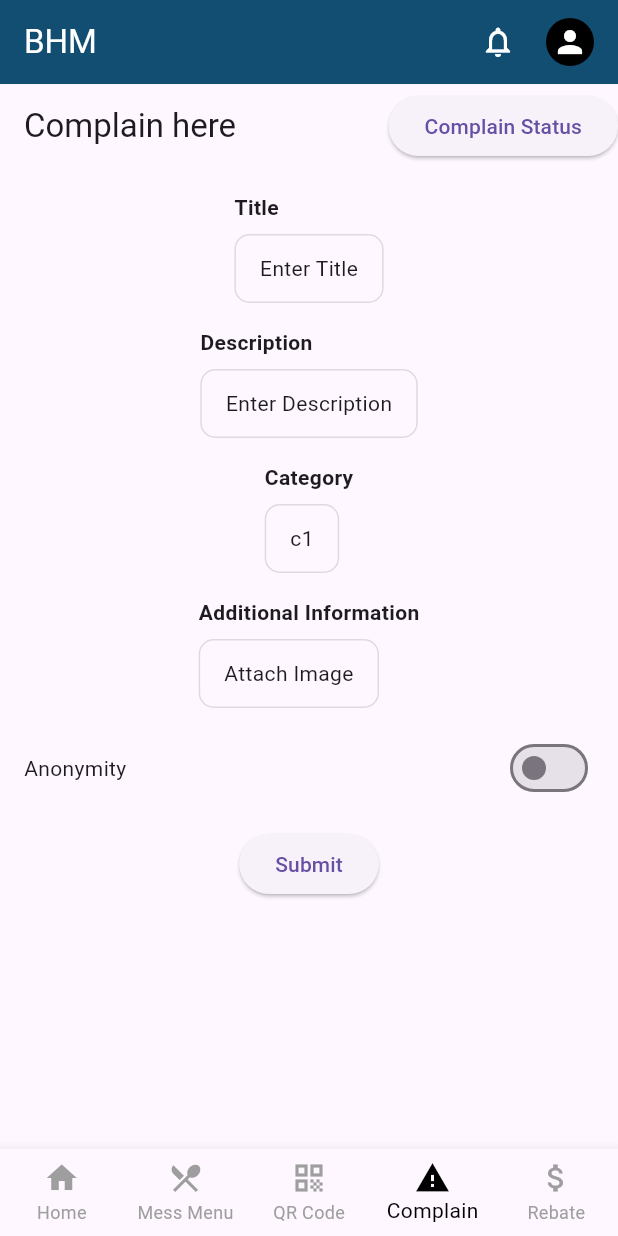
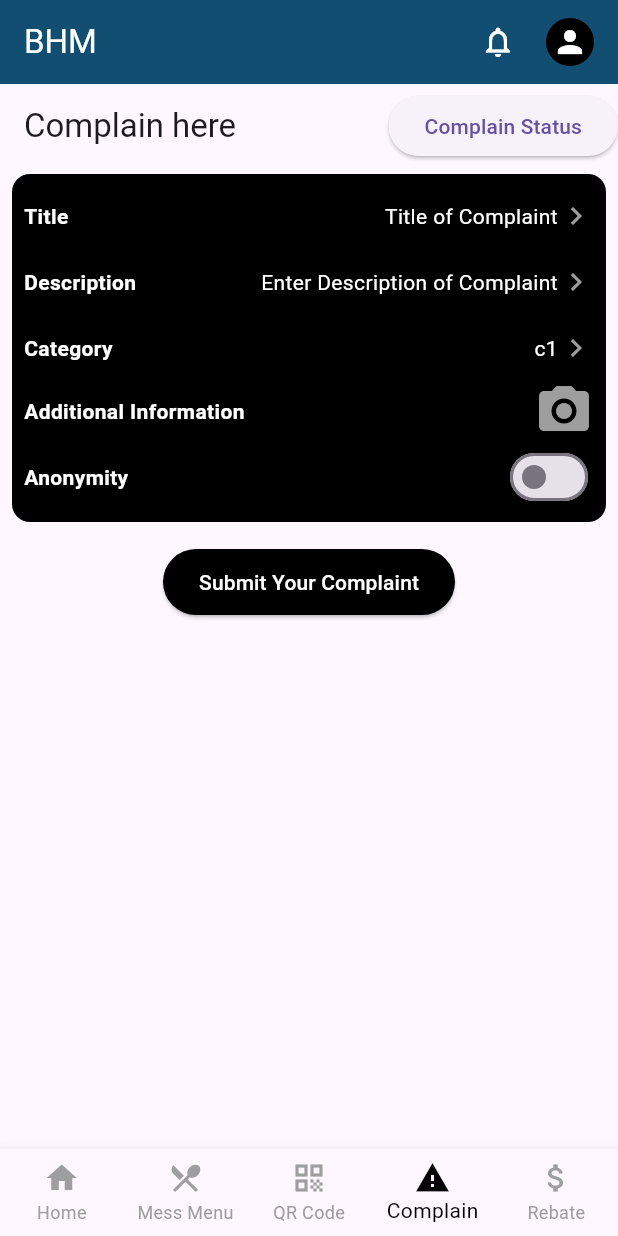
Before and after one commit to RanjanKumar93/The-BHM-App-Bloc, a Flutter app: the ComplainScreen screen opened by its route, on a phone screen of 412 x 824 dp. Run offline on Flutter 3.47's test engine with Material 3 defaults, Android fonts, the light colour scheme and no system bars; our stand-ins replace equatable, flutter_bloc, go_router, image_picker, shared_preferences, sqflite; accounts and stored records are empty; network calls fail.

Commit message:
add more screens

```diff
--- /dev/null
+++ b/lib/models/complain_status.dart
@@ -0,0 +1,28 @@
+// lib/models/ComplainStatusModel.dart
+// import 'dart:convert';
+
+class ComplainStatusModel {
+  final String id;
+  final String title;
+  final String status;
+
+  ComplainStatusModel({
+    required this.id,
+    required this.title,
+    required this.status,
+  });
+
+  factory ComplainStatusModel.fromJson(Map<String, dynamic> json) {
+    return ComplainStatusModel(
+      id: json['id'] as String,
+      title: json['title'] as String,
+      status: json['status'] as String,
+    );
+  }
+
+  Map<String, dynamic> toJson() => {
+        'id': id,
+        'title': title,
+        'status': status,
+      };
+}
--- a/lib/routes/router.dart
+++ b/lib/routes/router.dart
@@ -3,6 +3,7 @@ import 'package:go_router/go_router.dart';
 import 'package:the_bhm_app_bloc/components/drawer_wrapper.dart';
 import 'package:the_bhm_app_bloc/models/router_state.dart';
 import 'package:the_bhm_app_bloc/screens/complain.dart';
+import 'package:the_bhm_app_bloc/screens/complain_status.dart';
 import 'package:the_bhm_app_bloc/screens/home/home.dart';
 import 'package:the_bhm_app_bloc/screens/home/payment.dart';
 import 'package:the_bhm_app_bloc/screens/home/prev_payment.dart';
@@ -60,9 +61,14 @@ GoRouter router = GoRouter(
           builder: (context, state) => const QRScreen(),
         ),
         GoRoute(
-          path: "/complain",
-          builder: (context, state) => const ComplainScreen(),
-        ),
+            path: "/complain",
+            builder: (context, state) => const ComplainScreen(),
+            routes: [
+              GoRoute(
+                path: "status",
+                builder: (context, state) => const ComplainStatusScreen(),
+              )
+            ]),
         GoRoute(
           path: "/rebate",
           builder: (context, state) => const RebateScreen(),
--- a/lib/screens/complain.dart
+++ b/lib/screens/complain.dart
@@ -2,6 +2,7 @@ import 'dart:io';
 
 import 'package:flutter/material.dart';
 import 'package:flutter_bloc/flutter_bloc.dart';
+import 'package:go_router/go_router.dart';
 import 'package:image_picker/image_picker.dart';
 import 'package:the_bhm_app_bloc/state/complaint/complaint_bloc.dart';
 
@@ -23,17 +24,14 @@ class ComplainScreen extends StatelessWidget {
         actions: [
           ElevatedButton(
             onPressed: () {
-              // Navigator.push(
-              //   context,
-              //   MaterialPageRoute(builder: (context) => const ComplainStatusScreen()),
-              // );
+              GoRouter.of(context).go("/complain/status");
             },
             child: const Text('Complain Status'),
           ),
         ],
       ),
       body: Padding(
-        padding: const EdgeInsets.all(16.0),
+        padding: const EdgeInsets.symmetric(vertical: 4.0, horizontal: 8),
         child: BlocListener<ComplaintBloc, ComplaintState>(
           listener: (context, state) {
             if (state.submissionStatus == SubmissionStatus.success) {
@@ -44,7 +42,11 @@ class ComplainScreen extends StatelessWidget {
             } else if (state.submissionStatus == SubmissionStatus.error) {
               ScaffoldMessenger.of(context).showSnackBar(
                 SnackBar(
-                    content: Text(state.errorMessage ?? 'Submission failed')),
+                    backgroundColor: Colors.white,
+                    content: Text(
+                      state.errorMessage ?? 'Submission failed',
+                      style: const TextStyle(color: Colors.red),
+                    )),
               );
             }
           },
@@ -54,47 +56,79 @@ class ComplainScreen extends StatelessWidget {
 
               return Column(
                 children: [
+                  Container(
+                    decoration: BoxDecoration(
+                      borderRadius: BorderRadius.circular(12),
+                      color: Colors.black,
+                    ),
+                    padding:
+                        const EdgeInsets.symmetric(horizontal: 8, vertical: 6),
+                    child: Column(
+                      children: [
                         GestureDetector(
-                    onTap: () => _showTitleInputDialog(context, complaintBloc),
-                    child: _buildField('Title',
-                        state.title.isEmpty ? 'Enter Title' : state.title),
+                          onTap: () =>
+                              _showTitleInputDialog(context, complaintBloc),
+                          child: _buildField(
+                              'Title',
+                              state.title.isEmpty
+                                  ? 'Title of Complaint'
+                                  : state.title,
+                              false),
                         ),
                         GestureDetector(
-                    onTap: () =>
-                        _showDescriptionInputDialog(context, complaintBloc),
+                          onTap: () => _showDescriptionInputDialog(
+                              context, complaintBloc),
                           child: _buildField(
                               'Description',
                               state.description.isEmpty
-                            ? 'Enter Description'
-                            : state.description),
+                                  ? 'Enter Description of Complaint'
+                                  : state.description,
+                              false),
                         ),
                         GestureDetector(
-                    onTap: () =>
-                        _showCategorySelectionDialog(context, complaintBloc),
-                    child: _buildField(
-                        'Category', categories[state.category]!.title),
+                          onTap: () => _showCategorySelectionDialog(
+                              context, complaintBloc),
+                          child: _buildField('Category',
+                              categories[state.category]!.title, false),
                         ),
                         GestureDetector(
                           onTap: () => _pickImage(context, complaintBloc),
-                    child:
-                        _buildField('Additional Information', 'Attach Image'),
+                          child: _buildField(
+                              'Additional Information', 'Attach Image', true),
                         ),
                         Row(
                           mainAxisAlignment: MainAxisAlignment.spaceBetween,
                           children: [
-                      const Text('Anonymity'),
+                            const Text(
+                              'Anonymity',
+                              style: TextStyle(
+                                  color: Colors.white,
+                                  fontWeight: FontWeight.bold),
+                            ),
                             Switch(
                               value: state.isAnonymous,
-                        onChanged: (value) =>
-                            complaintBloc.add(UpdateAnonymity(value)),
+                              onChanged: (value) => complaintBloc
+                                  .add(ComplaintEventUpdateAnonymity(value)),
                             ),
                           ],
                         ),
+                      ],
+                    ),
+                  ),
                   const SizedBox(height: 16),
-                  ElevatedButton(
-                    onPressed: () => complaintBloc.add(SubmitComplaint()),
-                    child: const Text('Submit'),
+                  state.submissionStatus != SubmissionStatus.loading
+                      ? ElevatedButton(
+                          style: ElevatedButton.styleFrom(
+                            backgroundColor: Colors.black,
+                            foregroundColor: Colors.white,
+                            padding: const EdgeInsets.symmetric(
+                                horizontal: 24, vertical: 12),
                           ),
+                          onPressed: () => complaintBloc
+                              .add(ComplaintEventSubmitComplaint()),
+                          child: const Text('Submit Your Complaint'),
+                        )
+                      : const Center(child: CircularProgressIndicator()),
                 ],
               );
             },
@@ -104,31 +138,49 @@ class ComplainScreen extends StatelessWidget {
     );
   }
 
-  Widget _buildField(String title, String value) {
-    return Column(
-      crossAxisAlignment: CrossAxisAlignment.start,
+  Widget _buildField(String title, String value, bool isAttachImage) {
+    return Row(
+      mainAxisAlignment: MainAxisAlignment.spaceBetween,
       children: [
         Text(
           title,
-          style: const TextStyle(fontWeight: FontWeight.bold),
+          style:
+              const TextStyle(fontWeight: FontWeight.bold, color: Colors.white),
         ),
-        const SizedBox(height: 8),
+        isAttachImage
+            ? const Icon(
+                Icons.camera_alt,
+                color: Colors.grey,
+                size: 40.0,
+              )
+            : Row(
+                children: [
                   Container(
-          padding: const EdgeInsets.symmetric(horizontal: 16, vertical: 12),
-          decoration: BoxDecoration(
-            borderRadius: BorderRadius.circular(10),
-            border: Border.all(color: Colors.black12),
+                    width: 200,
+                    padding:
+                        const EdgeInsets.symmetric(horizontal: 0, vertical: 12),
+                    child: Text(
+                      value,
+                      style: const TextStyle(color: Colors.white),
+                      maxLines: 1,
+                      overflow: TextOverflow.ellipsis,
+                      textAlign: TextAlign.right,
                     ),
-          child: Text(value),
                   ),
-        const SizedBox(height: 16),
+                  const Icon(
+                    Icons.chevron_right,
+                    color: Colors.grey,
+                  ),
+                ],
+              ),
       ],
     );
   }
 
   void _showTitleInputDialog(
       BuildContext context, ComplaintBloc complaintBloc) {
-    String input = '';
+    // String input = '';
+    String input = complaintBloc.state.title;
 
     showDialog(
       context: context,
@@ -136,13 +188,15 @@ class ComplainScreen extends StatelessWidget {
         return AlertDialog(
           title: const Text('Enter Title'),
           content: TextField(
+            controller:
+                TextEditingController(text: input.isEmpty ? null : input),
             onChanged: (value) => input = value,
             decoration: const InputDecoration(hintText: 'Enter Title'),
           ),
           actions: [
             TextButton(
               onPressed: () {
-                complaintBloc.add(UpdateTitle(input));
+                complaintBloc.add(ComplaintEventUpdateTitle(input));
                 Navigator.pop(context);
               },
               child: const Text('OK'),
@@ -155,7 +209,8 @@ class ComplainScreen extends StatelessWidget {
 
   void _showDescriptionInputDialog(
       BuildContext context, ComplaintBloc complaintBloc) {
-    String input = '';
+    // String input = '';
+    String input = complaintBloc.state.description;
 
     showDialog(
       context: context,
@@ -163,13 +218,15 @@ class ComplainScreen extends StatelessWidget {
         return AlertDialog(
           title: const Text('Enter Description'),
           content: TextField(
+            controller:
+                TextEditingController(text: input.isEmpty ? null : input),
             onChanged: (value) => input = value,
             decoration: const InputDecoration(hintText: 'Enter Description'),
           ),
           actions: [
             TextButton(
               onPressed: () {
-                complaintBloc.add(UpdateDescription(input));
+                complaintBloc.add(ComplaintEventUpdateDescription(input));
                 Navigator.pop(context);
               },
               child: const Text('OK'),
@@ -190,7 +247,7 @@ class ComplainScreen extends StatelessWidget {
           children: Categories.values.map((category) {
             return SimpleDialogOption(
               onPressed: () {
-                complaintBloc.add(UpdateCategory(category));
+                complaintBloc.add(ComplaintEventUpdateCategory(category));
                 Navigator.pop(context);
               },
               child: Text(categories[category]!.title),
@@ -207,7 +264,7 @@ class ComplainScreen extends StatelessWidget {
     final pickedFile = await picker.pickImage(source: ImageSource.gallery);
 
     if (pickedFile != null) {
-      complaintBloc.add(UpdateImage(File(pickedFile.path)));
+      complaintBloc.add(ComplaintEventUpdateImage(File(pickedFile.path)));
     }
   }
 }
--- /dev/null
+++ b/lib/state/complain_status/complain_status_bloc.dart
@@ -0,0 +1,27 @@
+import 'package:flutter_bloc/flutter_bloc.dart';
+import 'package:the_bhm_app_bloc/models/complain_status.dart';
+import 'package:the_bhm_app_bloc/state/complain_status/complain_status_provider.dart';
+
+part 'complain_status_event.dart';
+part 'complain_status_state.dart';
+
+class ComplainStatusBloc
+    extends Bloc<ComplainStatusEvent, ComplainStatusState> {
+  final ComplainStatusProvider complainStatusProvider;
+  ComplainStatusBloc(this.complainStatusProvider)
+      : super(ComplainStatusStateInitial()) {
+    on<ComplainStatusEventFetch>(_onFetchComplainStatus);
+  }
+
+  Future<void> _onFetchComplainStatus(
+      ComplainStatusEvent event, Emitter<ComplainStatusState> emit) async {
+    try {
+      emit(ComplainStatusStateLoading());
+
+     final List<ComplainStatusModel> complainData = await complainStatusProvider.fetchComplainStatus();
+      emit(ComplainStatusStateLoaded(complainData));
+    } catch (e) {
+      emit(ComplainStatusStateError(e.toString()));
+    }
+  }
+}
--- /dev/null
+++ b/lib/state/complain_status/complain_status_event.dart
@@ -0,0 +1,5 @@
+part of "complain_status_bloc.dart";
+
+sealed class ComplainStatusEvent {}
+
+class ComplainStatusEventFetch extends ComplainStatusEvent {}
--- /dev/null
+++ b/lib/state/complain_status/complain_status_provider.dart
@@ -0,0 +1,32 @@
+import 'dart:convert';
+import 'package:the_bhm_app_bloc/models/complain_status.dart';
+// import 'package:http/http.dart' as http;
+
+class ComplainStatusProvider {
+  Future<List<ComplainStatusModel>> fetchComplainStatus() async {
+    // Uncomment the below code when API is ready
+    // final response = await http.get(Uri.parse("apiUrl"));
+
+    // if (response.statusCode == 200) {
+    //   List<dynamic> data = json.decode(response.body);
+    //   return data.map((json) => ComplainStatusModel.fromJson(json)).toList();
+    // } else {
+    //   throw Exception('Failed to load complaints');
+    // }
+
+    // Dummy data for testing
+    List<Map<String, String>> dummyData = [
+      {'id': 'Complaint 001', 'title': 'Parking Area', 'status': 'Open'},
+      {'id': 'Complaint 002', 'title': 'No Cleanliness in Boys Bathroom', 'status': 'Pending'},
+      {'id': 'Complaint 003', 'title': 'Broken Bench', 'status': 'Closed'},
+      {'id': 'Complaint 004', 'title': 'No Water in Bathroom', 'status': 'Open'},
+      {'id': 'Complaint 005', 'title': 'Ragging in Class', 'status': 'Resolved'},
+    ];
+
+    // Simulate API response by converting dummy data to JSON
+    String jsonString = jsonEncode(dummyData);
+    List<dynamic> data = jsonDecode(jsonString);
+
+    return data.map((json) => ComplainStatusModel.fromJson(json)).toList();
+  }
+}
--- /dev/null
+++ b/lib/state/complain_status/complain_status_state.dart
@@ -0,0 +1,17 @@
+part of 'complain_status_bloc.dart';
+
+sealed class ComplainStatusState {}
+
+class ComplainStatusStateInitial extends ComplainStatusState {}
+
+class ComplainStatusStateLoading extends ComplainStatusState {}
+
+class ComplainStatusStateLoaded extends ComplainStatusState {
+  final List<ComplainStatusModel> complainStatusData;
+  ComplainStatusStateLoaded(this.complainStatusData);
+}
+
+class ComplainStatusStateError extends ComplainStatusState {
+  final String message;
+  ComplainStatusStateError(this.message);
+}
--- a/lib/state/complaint/complaint_bloc.dart
+++ b/lib/state/complaint/complaint_bloc.dart
@@ -1,12 +1,6 @@
 import 'dart:io';
-// import 'package:bloc/bloc.dart';
 import 'package:equatable/equatable.dart';
 import 'package:flutter_bloc/flutter_bloc.dart';
-// import 'package:http/http.dart' as http;
-// import 'package:the_bhm_app/modals/complain_category_modal.dart';
-
-
-
 
 part 'complaint_event.dart';
 part 'complaint_state.dart';
@@ -21,43 +15,49 @@ class Category {
 
 class ComplaintBloc extends Bloc<ComplaintEvent, ComplaintState> {
   ComplaintBloc() : super(const ComplaintState()) {
-    on<UpdateTitle>(_onUpdateTitle);
-    on<UpdateDescription>(_onUpdateDescription);
-    on<UpdateCategory>(_onUpdateCategory);
-    on<UpdateAnonymity>(_onUpdateAnonymity);
-    on<UpdateImage>(_onUpdateImage);
-    on<SubmitComplaint>(_onSubmitComplaint);
+    on<ComplaintEventUpdateTitle>(_onUpdateTitle);
+    on<ComplaintEventUpdateDescription>(_onUpdateDescription);
+    on<ComplaintEventUpdateCategory>(_onUpdateCategory);
+    on<ComplaintEventUpdateAnonymity>(_onUpdateAnonymity);
+    on<ComplaintEventUpdateImage>(_onUpdateImage);
+    on<ComplaintEventSubmitComplaint>(_onSubmitComplaint);
   }
 
-  void _onUpdateTitle(UpdateTitle event, Emitter<ComplaintState> emit) {
+  void _onUpdateTitle(
+      ComplaintEventUpdateTitle event, Emitter<ComplaintState> emit) {
     emit(state.copyWith(title: event.title));
   }
 
-  void _onUpdateDescription(UpdateDescription event, Emitter<ComplaintState> emit) {
+  void _onUpdateDescription(
+      ComplaintEventUpdateDescription event, Emitter<ComplaintState> emit) {
     emit(state.copyWith(description: event.description));
   }
 
-  void _onUpdateCategory(UpdateCategory event, Emitter<ComplaintState> emit) {
+  void _onUpdateCategory(
+      ComplaintEventUpdateCategory event, Emitter<ComplaintState> emit) {
     emit(state.copyWith(category: event.category));
   }
 
-  void _onUpdateAnonymity(UpdateAnonymity event, Emitter<ComplaintState> emit) {
+  void _onUpdateAnonymity(
+      ComplaintEventUpdateAnonymity event, Emitter<ComplaintState> emit) {
     emit(state.copyWith(isAnonymous: event.isAnonymous));
   }
 
-  void _onUpdateImage(UpdateImage event, Emitter<ComplaintState> emit) {
+  void _onUpdateImage(
+      ComplaintEventUpdateImage event, Emitter<ComplaintState> emit) {
     emit(state.copyWith(image: event.image));
   }
 
   Future<void> _onSubmitComplaint(
-      SubmitComplaint event, Emitter<ComplaintState> emit) async {
+      ComplaintEventSubmitComplaint event, Emitter<ComplaintState> emit) async {
     // const String url = 'https://api.example.com/data'; // Replace with actual API endpoint
 
-    emit(state.copyWith(submissionStatus: SubmissionStatus.loading, errorMessage: null));
+    emit(state.copyWith(
+        submissionStatus: SubmissionStatus.loading, errorMessage: null));
 
     try {
       // final request = http.MultipartRequest('POST', Uri.parse(url));
-
+      await Future.delayed(const Duration(seconds: 2));
       // request.fields['title'] = state.title;
       // request.fields['description'] = state.description;
       // request.fields['category'] = state.category.toString().split('.').last;
@@ -84,10 +84,10 @@ class ComplaintBloc extends Bloc<ComplaintEvent, ComplaintState> {
       ));
       // }
       // else {
-        emit(state.copyWith(
-          submissionStatus: SubmissionStatus.error,
-          errorMessage: 'Failed to submit complaint: ${"response.statusCode"}',
-        ));
+      // emit(state.copyWith(
+      //   submissionStatus: SubmissionStatus.error,
+      //   errorMessage: 'Failed to submit complaint: ${"response.statusCode"}',
+      // ));
       // }
     } catch (error) {
       emit(state.copyWith(
--- a/lib/state/complaint/complaint_event.dart
+++ b/lib/state/complaint/complaint_event.dart
@@ -7,49 +7,49 @@ abstract class ComplaintEvent extends Equatable {
   List<Object> get props => [];
 }
 
-class UpdateTitle extends ComplaintEvent {
+class ComplaintEventUpdateTitle extends ComplaintEvent {
   final String title;
 
-  const UpdateTitle(this.title);
+  const ComplaintEventUpdateTitle(this.title);
 
   @override
   List<Object> get props => [title];
 }
 
-class UpdateDescription extends ComplaintEvent {
+class ComplaintEventUpdateDescription extends ComplaintEvent {
   final String description;
 
-  const UpdateDescription(this.description);
+  const ComplaintEventUpdateDescription(this.description);
 
   @override
   List<Object> get props => [description];
 }
 
-class UpdateCategory extends ComplaintEvent {
+class ComplaintEventUpdateCategory extends ComplaintEvent {
   final Categories category;
 
-  const UpdateCategory(this.category);
+  const ComplaintEventUpdateCategory(this.category);
 
   @override
   List<Object> get props => [category];
 }
 
-class UpdateAnonymity extends ComplaintEvent {
+class ComplaintEventUpdateAnonymity extends ComplaintEvent {
   final bool isAnonymous;
 
-  const UpdateAnonymity(this.isAnonymous);
+  const ComplaintEventUpdateAnonymity(this.isAnonymous);
 
   @override
   List<Object> get props => [isAnonymous];
 }
 
-class UpdateImage extends ComplaintEvent {
+class ComplaintEventUpdateImage extends ComplaintEvent {
   final File? image;
 
-  const UpdateImage(this.image);
+  const ComplaintEventUpdateImage(this.image);
 
   @override
   List<Object> get props => [image!];
 }
 
-class SubmitComplaint extends ComplaintEvent {}
+class ComplaintEventSubmitComplaint extends ComplaintEvent {}
```
Also changed, not shown: lib/my_app.dart (+7 -0 lines), lib/screens/complain_status.dart (added, +146 -0 lines). Lines whose indentation alone changed are shown as unchanged.
